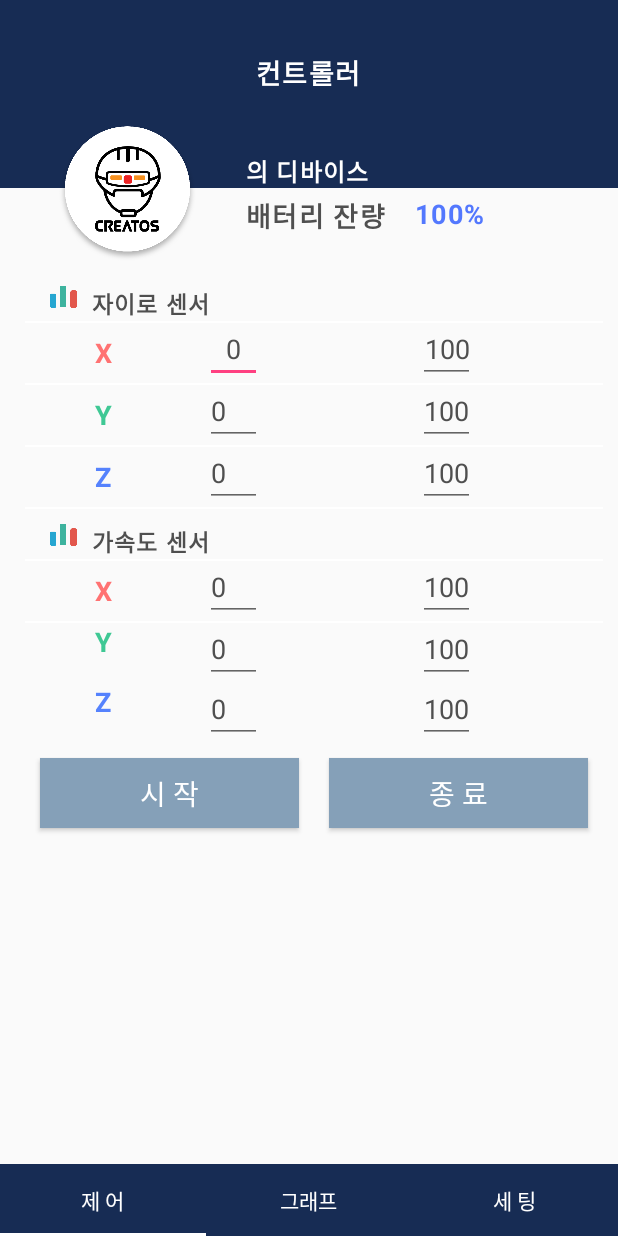
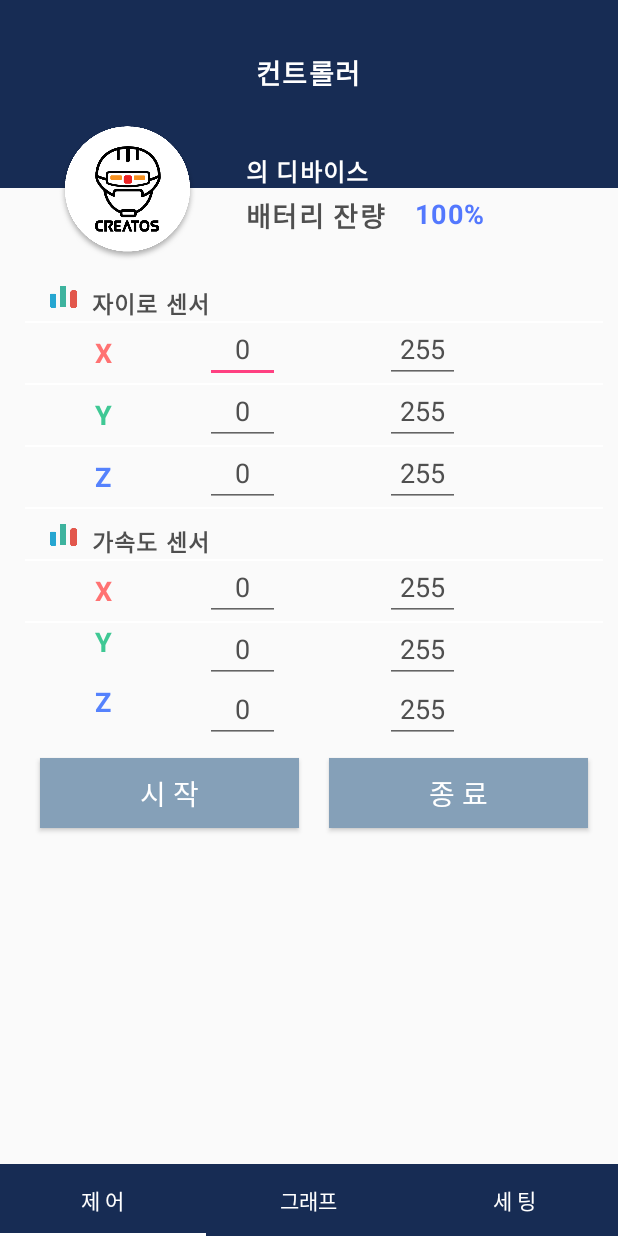
Before and after one commit to kminseop90/HelmetBluetooth, an Android app: the ControllerFragment screen opened directly, with no data from a screen before it, on a phone screen of 412 x 824 dp. Run offline under Robolectric (Android 15) with nearby library versions, the light colour scheme and no system bars; our stand-ins replace ButterKnife; 3 statements that could not run were skipped.

Commit message:
퍼미션 설정 버그 수정 레이아웃 조정

```diff
--- a/app/build.gradle
+++ b/app/build.gradle
@@ -39,7 +39,7 @@ dependencies {
     compile 'com.google.code.gson:gson:2.8.1'
     provided 'javax.annotation:jsr250-api:1.0'
     compile 'com.android.support.constraint:constraint-layout:1.0.0-beta5'
-    compile 'gun0912.ted:tedpermission:2.1.0'
+    compile 'gun0912.ted:tedpermission:2.0.0'
 
     compile 'com.android.support:support-v4:25.2.0'
     compile 'com.android.support:recyclerview-v7:25.2.0'
--- a/app/src/main/java/com/sample/helmetble/view/activity/SplashActivity.java
+++ b/app/src/main/java/com/sample/helmetble/view/activity/SplashActivity.java
@@ -3,8 +3,8 @@ package com.sample.helmetble.view.activity;
 import android.Manifest;
 import android.content.Intent;
 import android.os.Bundle;
-import android.os.Handler;
 import android.support.annotation.Nullable;
+import android.util.Log;
 
 import com.gun0912.tedpermission.PermissionListener;
 import com.gun0912.tedpermission.TedPermission;
@@ -15,41 +15,34 @@ import java.util.ArrayList;
 
 public class SplashActivity extends BaseActivity {
 
+    public static final String TAG = SplashActivity.class.getSimpleName();
+
     @Override
     protected void onCreate(@Nullable Bundle savedInstanceState) {
         super.onCreate(savedInstanceState);
         setContentView(R.layout.activity_splash);
         requestPermission();
-
     }
 
     private void requestPermission() {
         TedPermission.with(this)
-                .setPermissionListener(permissionlistener)
+                .setPermissionListener(new PermissionListener() {
+                    @Override
+                    public void onPermissionGranted() {
+                        Log.d(TAG, "onPermissionGranted: ");
+                        Intent i = new Intent(SplashActivity.this, UserInfoActivity.class);
+                        startActivity(i);
+                        finish();
+                    }
+
+                    @Override
+                    public void onPermissionDenied(ArrayList<String> arrayList) {
+                        Log.d(TAG, "onPermissionDenied: ");
+                        finish();
+                    }
+                })
                 .setDeniedMessage("If you reject permission,you can not use this service\n\nPlease turn on permissions at [Setting] > [Permission]")
                 .setPermissions(Manifest.permission.READ_PHONE_STATE, Manifest.permission.RECEIVE_SMS, Manifest.permission.SEND_SMS, Manifest.permission.ACCESS_FINE_LOCATION, Manifest.permission.WRITE_EXTERNAL_STORAGE)
                 .check();
     }
-
-
-    PermissionListener permissionlistener = new PermissionListener() {
-        @Override
-        public void onPermissionGranted() {
-            new Handler().postDelayed(new Runnable() {
-                @Override
-                public void run() {
-                    Intent i = new Intent(SplashActivity.this, UserInfoActivity.class);
-                    startActivity(i);
-                    finish();
-                }
-            }, 2000);
-        }
-
-        @Override
-        public void onPermissionDenied(ArrayList<String> deniedPermissions) {
-            finish();
-        }
-
-
-    };
 }
--- a/app/src/main/res/layout/fragment_controller.xml
+++ b/app/src/main/res/layout/fragment_controller.xml
@@ -21,8 +21,8 @@
                 android:layout_height="wrap_content"
                 android:layout_centerHorizontal="true"
                 android:layout_gravity="center_vertical"
+                android:layout_marginTop="34.7dp"
                 android:letterSpacing="0.05"
-                android:layout_marginTop="34.7dp"
                 android:text="컨트롤러"
                 android:textColor="#ffffff"
                 android:textSize="18.3sp"
@@ -119,21 +119,22 @@
                 android:layout_width="wrap_content"
                 android:layout_height="wrap_content"
                 android:layout_x="108px"
-                android:layout_y="87px"
-                >
-                <View android:id="@+id/ctr_view_1"
-                    android:background="#ffffff"
-                    android:layout_width = "fill_parent"
+                android:layout_y="87px">
+
+                <View
+                    android:id="@+id/ctr_view_1"
+                    android:layout_width="fill_parent"
                     android:layout_height="1dip"
-                    android:layout_centerVertical ="true"
-                    android:layout_alignParentTop="true"/>
+                    android:layout_alignParentTop="true"
+                    android:layout_centerVertical="true"
+                    android:background="#ffffff" />
+
                 <ImageView
                     android:id="@+id/ctr_img_1"
                     android:layout_width="wrap_content"
                     android:layout_height="wrap_content"
-                    android:layout_below="@id/ctr_view_1"
                     android:layout_alignParentRight="true"
-                    />
+                    android:layout_below="@id/ctr_view_1" />
             </RelativeLayout>
 
             <RelativeLayout
@@ -148,40 +149,41 @@
                     android:layout_alignParentBottom="true"
                     android:layout_gravity="center_vertical"
                     android:layout_marginLeft="44.3dp"
+                    android:gravity="center"
                     android:text="X"
-                    android:gravity="center"
                     android:textColor="#ff7272"
                     android:textSize="18.3sp"
                     android:textStyle="bold" />
 
                 <EditText
-                    android:text="0"
                     android:id="@+id/input_gyroX_x"
-                    android:layout_width="wrap_content"
+                    android:layout_width="50dp"
                     android:layout_height="match_parent"
                     android:layout_alignParentBottom="true"
+                    android:layout_alignTop="@+id/textViewX"
+                    android:layout_marginLeft="120dp"
+                    android:gravity="center"
+                    android:hint="0"
+                    android:inputType="numberDecimal"
                     android:maxLength="3"
-                    android:layout_alignTop="@+id/textViewX"
-                    android:gravity="center"
-                    android:layout_marginLeft="120dp"
-                    android:hint="100"
-                    android:inputType="numberDecimal"
                     android:selectAllOnFocus="false"
+                    android:text="0"
                     android:textColor="#4f4f4f" />
 
 
                 <EditText
-                    android:text="100"
                     android:id="@+id/input_gyroX_y"
-                    android:layout_width="wrap_content"
+                    android:layout_width="50dp"
                     android:layout_height="match_parent"
                     android:layout_alignParentBottom="true"
                     android:layout_alignParentTop="true"
+                    android:layout_marginLeft="240dp"
+                    android:gravity="center"
+                    android:hint="255"
+                    android:inputType="numberDecimal"
                     android:maxLength="3"
-                    android:layout_marginLeft="262dp"
-                    android:hint="100"
-                    android:inputType="numberDecimal"
-                    android:gravity="center"
+                    android:singleLine="true"
+                    android:text="255"
                     android:textColor="#4f4f4f"
                     android:textSize="18.3sp" />
             </RelativeLayout>
@@ -191,21 +193,22 @@
                 android:layout_width="wrap_content"
                 android:layout_height="wrap_content"
                 android:layout_x="108px"
-                android:layout_y="87px"
-                >
-                <View android:id="@+id/ctr_view_2"
-                    android:background="#ffffff"
-                    android:layout_width = "fill_parent"
+                android:layout_y="87px">
+
+                <View
+                    android:id="@+id/ctr_view_2"
+                    android:layout_width="fill_parent"
                     android:layout_height="1dip"
-                    android:layout_centerVertical ="true"
-                    android:layout_alignParentTop="true"/>
+                    android:layout_alignParentTop="true"
+                    android:layout_centerVertical="true"
+                    android:background="#ffffff" />
+
                 <ImageView
                     android:id="@+id/ctr_img_2"
                     android:layout_width="wrap_content"
                     android:layout_height="wrap_content"
-                    android:layout_below="@id/ctr_view_2"
                     android:layout_alignParentRight="true"
-                    />
+                    android:layout_below="@id/ctr_view_2" />
             </RelativeLayout>
 
             <RelativeLayout
@@ -228,35 +231,36 @@
                     android:textStyle="bold" />
 
                 <EditText
-                    android:text="0"
                     android:id="@+id/input_gyroY_x"
-                    android:layout_width="wrap_content"
+                    android:layout_width="50dp"
                     android:layout_height="match_parent"
                     android:layout_alignParentBottom="true"
                     android:layout_alignTop="@+id/textView"
-                    android:maxLength="3"
                     android:layout_gravity="center_vertical"
                     android:layout_marginLeft="120dp"
-                    android:hint="100"
+                    android:gravity="center"
+                    android:hint="0"
                     android:inputType="numberDecimal"
+                    android:maxLength="3"
                     android:selectAllOnFocus="false"
                     android:singleLine="true"
+                    android:text="0"
                     android:textColor="#4f4f4f" />
 
 
                 <EditText
-                    android:text="100"
                     android:id="@+id/input_gyroY_y"
-                    android:layout_width="wrap_content"
+                    android:layout_width="50dp"
                     android:layout_height="match_parent"
                     android:layout_alignParentBottom="true"
+                    android:layout_alignParentTop="true"
+                    android:layout_marginLeft="240dp"
+                    android:gravity="center"
+                    android:hint="255"
+                    android:inputType="numberDecimal"
                     android:maxLength="3"
-                    android:layout_alignParentTop="true"
-                    android:layout_marginLeft="262dp"
-                    android:hint="100"
-                    android:inputType="numberDecimal"
                     android:singleLine="true"
-                    android:textAlignment="viewStart"
+                    android:text="255"
                     android:textColor="#4f4f4f"
                     android:textSize="18.3sp" />
             </RelativeLayout>
@@ -266,21 +270,22 @@
                 android:layout_width="wrap_content"
                 android:layout_height="wrap_content"
                 android:layout_x="108px"
-                android:layout_y="87px"
-                >
-                <View android:id="@+id/ctr_view_3"
-                    android:background="#ffffff"
-                    android:layout_width = "fill_parent"
+                android:layout_y="87px">
+
+                <View
+                    android:id="@+id/ctr_view_3"
+                    android:layout_width="fill_parent"
                     android:layout_height="1dip"
-                    android:layout_centerVertical ="true"
-                    android:layout_alignParentTop="true"/>
+                    android:layout_alignParentTop="true"
+                    android:layout_centerVertical="true"
+                    android:background="#ffffff" />
+
                 <ImageView
                     android:id="@+id/ctr_img_3"
                     android:layout_width="wrap_content"
                     android:layout_height="wrap_content"
-                    android:layout_below="@id/ctr_view_3"
                     android:layout_alignParentRight="true"
-                    />
+                    android:layout_below="@id/ctr_view_3" />
             </RelativeLayout>
 
             <RelativeLayout
@@ -302,55 +307,58 @@
                     android:textStyle="bold" />
 
                 <EditText
-                    android:text="0"
                     android:id="@+id/input_gyroZ_x"
-                    android:layout_width="wrap_content"
+                    android:layout_width="50dp"
                     android:layout_height="match_parent"
                     android:layout_alignParentBottom="true"
                     android:layout_gravity="center_vertical"
+                    android:layout_marginLeft="120dp"
+                    android:gravity="center"
+                    android:hint="0"
+                    android:inputType="numberDecimal"
                     android:maxLength="3"
-                    android:layout_marginLeft="120dp"
-                    android:hint="100"
-                    android:inputType="numberDecimal"
                     android:selectAllOnFocus="false"
+                    android:text="0"
                     android:textColor="#4f4f4f" />
 
 
                 <EditText
-                    android:text="100"
                     android:id="@+id/input_gyroZ_y"
-                    android:layout_width="wrap_content"
+                    android:layout_width="50dp"
                     android:layout_height="match_parent"
                     android:layout_alignParentBottom="true"
                     android:layout_alignParentTop="true"
+                    android:layout_marginLeft="240dp"
+                    android:gravity="center"
+                    android:hint="255"
+                    android:inputType="numberDecimal"
                     android:maxLength="3"
-                    android:layout_marginLeft="262dp"
-                    android:hint="100"
-                    android:inputType="numberDecimal"
-                    android:textAlignment="viewStart"
+                    android:text="255"
                     android:textColor="#4f4f4f"
                     android:textSize="18.3sp" />
             </RelativeLayout>
+
             <RelativeLayout
                 android:id="@+id/ctr_line_4"
                 android:layout_width="wrap_content"
                 android:layout_height="wrap_content"
                 android:layout_x="108px"
-                android:layout_y="87px"
-                >
-                <View android:id="@+id/ctr_view_4"
-                    android:background="#ffffff"
-                    android:layout_width = "fill_parent"
+                android:layout_y="87px">
+
+                <View
+                    android:id="@+id/ctr_view_4"
+                    android:layout_width="fill_parent"
                     android:layout_height="1dip"
-                    android:layout_centerVertical ="true"
-                    android:layout_alignParentTop="true"/>
+                    android:layout_alignParentTop="true"
+                    android:layout_centerVertical="true"
+                    android:background="#ffffff" />
+
                 <ImageView
                     android:id="@+id/ctr_img_4"
                     android:layout_width="wrap_content"
                     android:layout_height="wrap_content"
-                    android:layout_below="@id/ctr_view_4"
                     android:layout_alignParentRight="true"
-                    />
+                    android:layout_below="@id/ctr_view_4" />
             </RelativeLayout>
 
         </LinearLayout>
@@ -394,21 +402,22 @@
                 android:layout_width="wrap_content"
                 android:layout_height="wrap_content"
                 android:layout_x="108px"
-                android:layout_y="87px"
-                >
-                <View android:id="@+id/ctr_view_5"
-                    android:background="#ffffff"
-                    android:layout_width = "fill_parent"
+                android:layout_y="87px">
+
+                <View
+                    android:id="@+id/ctr_view_5"
+                    android:layout_width="fill_parent"
                     android:layout_height="1dip"
-                    android:layout_centerVertical ="true"
-                    android:layout_alignParentTop="true"/>
+                    android:layout_alignParentTop="true"
+                    android:layout_centerVertical="true"
+                    android:background="#ffffff" />
+
                 <ImageView
                     android:id="@+id/ctr_img_5"
                     android:layout_width="wrap_content"
                     android:layout_height="wrap_content"
-                    android:layout_below="@id/ctr_view_5"
                     android:layout_alignParentRight="true"
-                    />
+                    android:layout_below="@id/ctr_view_5" />
             </RelativeLayout>
 
             <RelativeLayout
@@ -430,57 +439,60 @@
                     android:textStyle="bold" />
 
                 <EditText
-                    android:text="0"
                     android:id="@+id/input_accelX_x"
-                    android:layout_width="wrap_content"
-                    android:maxLength="3"
+                    android:layout_width="50dp"
                     android:layout_height="match_parent"
                     android:layout_alignParentBottom="true"
                     android:layout_gravity="center_vertical"
                     android:layout_marginLeft="120dp"
-                    android:hint="100"
+                    android:gravity="center"
+                    android:hint="0"
                     android:inputType="numberDecimal"
+                    android:maxLength="3"
                     android:selectAllOnFocus="false"
                     android:singleLine="true"
+                    android:text="0"
                     android:textColor="#4f4f4f" />
 
 
                 <EditText
-                    android:text="100"
                     android:id="@+id/input_accelX_y"
-                    android:layout_width="wrap_content"
+                    android:layout_width="50dp"
                     android:layout_height="match_parent"
                     android:layout_alignParentBottom="true"
+                    android:layout_alignParentTop="true"
+                    android:layout_marginLeft="240dp"
+                    android:gravity="center"
+                    android:hint="255"
+                    android:inputType="numberDecimal"
                     android:maxLength="3"
-                    android:layout_alignParentTop="true"
-                    android:layout_marginLeft="262dp"
-                    android:hint="100"
-                    android:inputType="numberDecimal"
                     android:singleLine="true"
-                    android:textAlignment="viewStart"
+                    android:text="255"
                     android:textColor="#4f4f4f"
                     android:textSize="18.3sp" />
             </RelativeLayout>
+
             <RelativeLayout
                 android:id="@+id/ctr_line_6"
                 android:layout_width="wrap_content"
                 android:layout_height="wrap_content"
                 android:layout_x="108px"
-                android:layout_y="87px"
-                >
-                <View android:id="@+id/ctr_view_6"
-                    android:background="#ffffff"
-                    android:layout_width = "fill_parent"
+                android:layout_y="87px">
+
+                <View
+                    android:id="@+id/ctr_view_6"
+                    android:layout_width="fill_parent"
                     android:layout_height="1dip"
-                    android:layout_centerVertical ="true"
-                    android:layout_alignParentTop="true"/>
+                    android:layout_alignParentTop="true"
+                    android:layout_centerVertical="true"
+                    android:background="#ffffff" />
+
                 <ImageView
                     android:id="@+id/ctr_img_6"
                     android:layout_width="wrap_content"
                     android:layout_height="wrap_content"
-                    android:layout_below="@id/ctr_view_6"
                     android:layout_alignParentRight="true"
-                    />
+                    android:layout_below="@id/ctr_view_6" />
             </RelativeLayout>
 
             <RelativeLayout
@@ -501,34 +513,35 @@
                     android:textStyle="bold" />
 
                 <EditText
-                    android:text="0"
                     android:id="@+id/input_accelY_x"
-                    android:layout_width="wrap_content"
+                    android:layout_width="50dp"
                     android:layout_height="match_parent"
-                    android:maxLength="3"
                     android:layout_alignParentBottom="true"
                     android:layout_gravity="center_vertical"
                     android:layout_marginLeft="120dp"
-                    android:hint="100"
+                    android:gravity="center"
+                    android:hint="0"
                     android:inputType="numberDecimal"
+                    android:maxLength="3"
                     android:selectAllOnFocus="false"
                     android:singleLine="true"
+                    android:text="0"
                     android:textColor="#4f4f4f" />
 
 
                 <EditText
-                    android:text="100"
                     android:id="@+id/input_accelY_y"
-                    android:layout_width="wrap_content"
+                    android:layout_width="50dp"
                     android:layout_height="match_parent"
                     android:layout_alignParentBottom="true"
+                    android:layout_alignParentTop="true"
+                    android:layout_marginLeft="240dp"
+                    android:gravity="center"
+                    android:hint="255"
+                    android:inputType="numberDecimal"
                     android:maxLength="3"
-                    android:layout_alignParentTop="true"
-                    android:layout_marginLeft="262dp"
-                    android:hint="100"
-                    android:inputType="numberDecimal"
                     android:singleLine="true"
-                    android:textAlignment="viewStart"
+                    android:text="255"
                     android:textColor="#4f4f4f"
                     android:textSize="18.3sp" />
             </RelativeLayout>
@@ -551,34 +564,35 @@
                     android:textStyle="bold" />
 
                 <EditText
-                    android:text="0"
                     android:id="@+id/input_accelZ_x"
-                    android:layout_width="wrap_content"
+                    android:layout_width="50dp"
                     android:layout_height="match_parent"
                     android:layout_alignParentBottom="true"
-                    android:maxLength="3"
                     android:layout_gravity="center_vertical"
                     android:layout_marginLeft="120dp"
-                    android:hint="100"
+                    android:gravity="center"
+                    android:hint="0"
                     android:inputType="numberDecimal"
+                    android:maxLength="3"
                     android:selectAllOnFocus="false"
                     android:singleLine="true"
+                    android:text="0"
                     android:textColor="#4f4f4f" />
 
 
                 <EditText
-                    android:text="100"
                     android:id="@+id/input_accelZ_y"
-                    android:layout_width="wrap_content"
+                    android:layout_width="50dp"
                     android:layout_height="match_parent"
                     android:layout_alignParentBottom="true"
                     android:layout_alignParentTop="true"
-                    android:layout_marginLeft="262dp"
-                    android:hint="100"
+                    android:layout_marginLeft="240dp"
+                    android:gravity="center"
+                    android:hint="255"
+                    android:inputType="numberDecimal"
                     android:maxLength="3"
-                    android:inputType="numberDecimal"
                     android:singleLine="true"
-                    android:textAlignment="viewStart"
+                    android:text="255"
                     android:textColor="#4f4f4f"
                     android:textSize="18.3sp" />
             </RelativeLayout>
@@ -587,33 +601,30 @@
             <LinearLayout
                 android:layout_width="match_parent"
                 android:layout_height="wrap_content"
-                android:orientation="horizontal"
-                >
+                android:orientation="horizontal">
 
                 <Button
                     android:id="@+id/btn_start"
                     android:layout_width="wrap_content"
                     android:layout_height="46.7dp"
+                    android:layout_margin="10dp"
                     android:layout_weight="0.5"
+                    android:background="#85a0b8"
                     android:text="시 작"
-                    android:background="#85a0b8"
                     android:textColor="#ffffff"
-                    android:textSize="18.7sp"
-                    android:layout_margin="10dp"
-                    />
+                    android:textSize="18.7sp" />
 
                 <Button
                     android:id="@+id/btn_end"
-                    android:layout_toRightOf="@id/btn_start"
                     android:layout_width="wrap_content"
                     android:layout_height="46.7dp"
+                    android:layout_margin="10dp"
+                    android:layout_toRightOf="@id/btn_start"
                     android:layout_weight="0.5"
+                    android:background="#85a0b8"
                     android:text="종 료"
-                    android:background="#85a0b8"
                     android:textColor="#ffffff"
-                    android:textSize="18.7sp"
-                    android:layout_margin="10dp"
-                    />
+                    android:textSize="18.7sp" />
             </LinearLayout>
         </LinearLayout>
 
```
Also changed, not shown: app/src/main/AndroidManifest.xml (+4 -4 lines).
